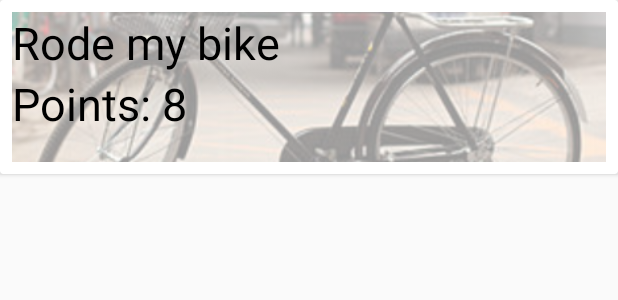
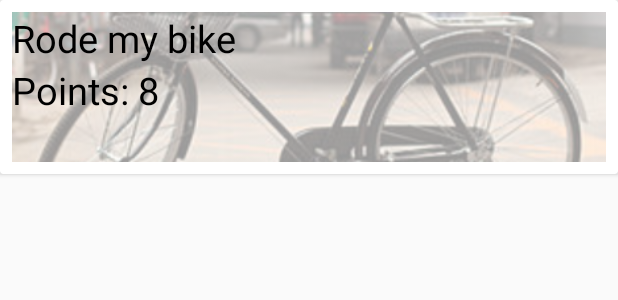
Before and after one commit to katiebehrmann/FinalProject-KatieBLindsayB, an Android app: the layout card_view.xml on its own in the app's theme, with its tools: preview values and no code run, on a phone screen of 412 x 824 dp. Shown: the top 300 px of the screen. Run offline under Robolectric (Android 15) with nearby library versions, the phone set to English and light mode, and no system bars.

```diff
--- a/app/src/main/java/com/example/android/climatehero/CallRep.java
+++ b/app/src/main/java/com/example/android/climatehero/CallRep.java
@@ -48,4 +48,9 @@ public class CallRep extends AppCompatActivity {
             startActivity(intent);
         }
     }
+
+    public void backHome(View view) {
+        Intent i = new Intent(this, MainActivity.class);
+        startActivity(i);
+    }
 }
--- a/app/src/main/res/layout/activity_daily_travel.xml
+++ b/app/src/main/res/layout/activity_daily_travel.xml
@@ -76,7 +76,7 @@
         android:layout_height="wrap_content"
         android:onClick="backHome"
         android:layout_alignParentBottom="true"
-        android:text="@string/track_next" />
+        android:text="See Climate Scores" />
 
 
 </RelativeLayout>
--- a/app/src/main/res/layout/card_view.xml
+++ b/app/src/main/res/layout/card_view.xml
@@ -23,7 +23,7 @@
             android:id="@+id/card_view_action"
             android:text="Rode my bike"
             android:textColor="#000000"
-            android:textSize="30sp" />
+            android:textSize="25sp" />
 
         <TextView
             android:layout_width="match_parent"
@@ -32,7 +32,7 @@
             android:text="Points: 8"
             android:textColor="#000000"
             android:layout_below="@+id/card_view_action"
-            android:textSize="30sp" />
+            android:textSize="25sp" />
 
     </RelativeLayout>
 </android.support.v7.widget.CardView>
```
Also changed, not shown: app/src/main/java/com/example/android/climatehero/ScoreViewHolder.java (+17 -3 lines), 2 other files.
